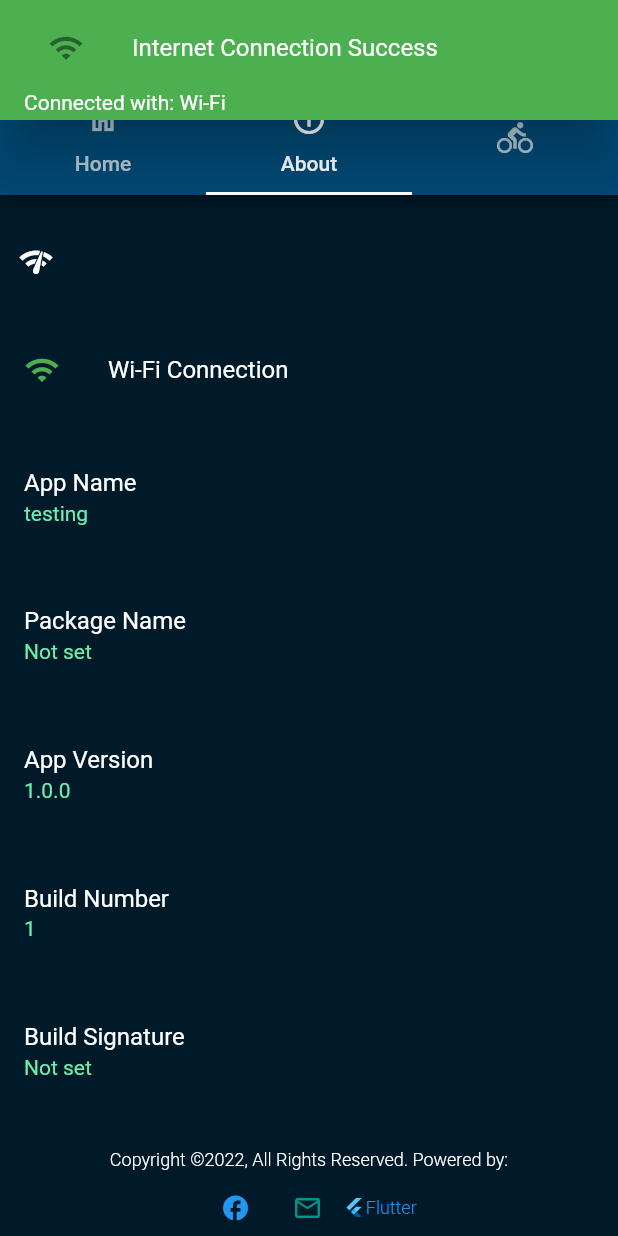
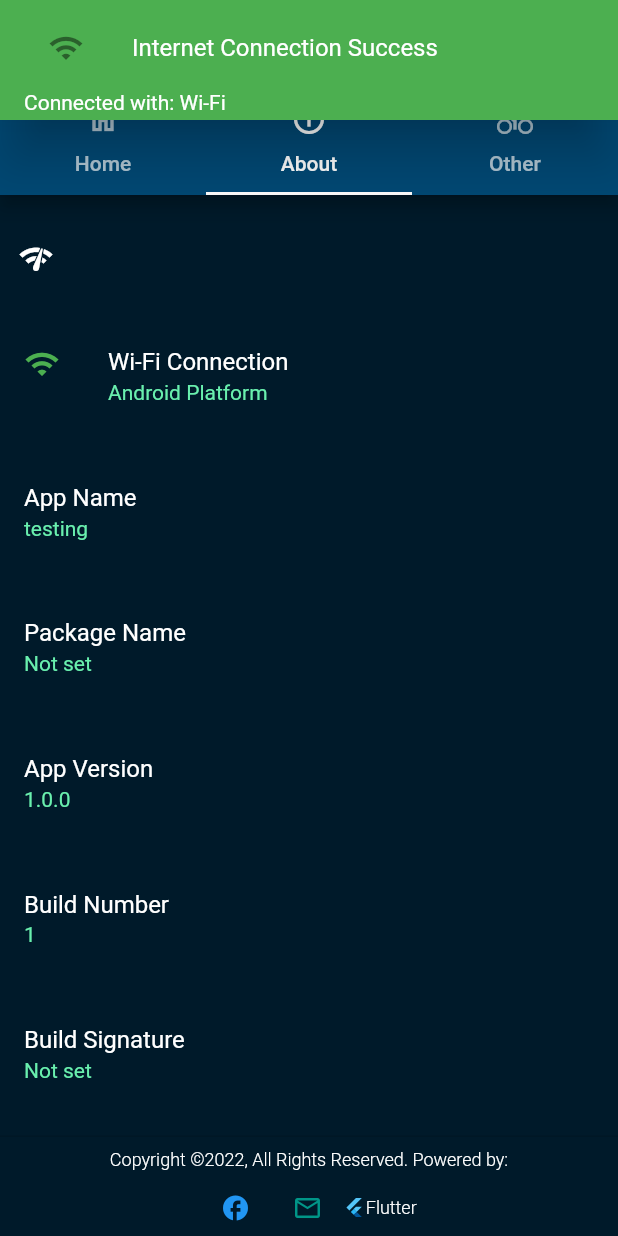
Before and after one commit to Hadjimamas/Testing_Project, a Flutter app: the screen it shows after launch, tab 2 chosen, after a tap on the "network check" icon, on a phone screen of 412 x 824 dp. Run offline on Flutter 3.47's test engine with Material 2 defaults, Android fonts, the phone set to English and light mode, and no system bars; drawn by our look-alikes of overlay_support; our stand-ins replace connectivity_plus, google_fonts, package_info_plus; missing offline and left inert: draggable_scrollbar.

Commit message:
Practice Project

```diff
--- a/lib/home_page.dart
+++ b/lib/home_page.dart
@@ -143,10 +143,17 @@ class MyHomePageState extends State<MyHomePage> {
             tabs: [
               Tab(icon: Icon(Icons.home_outlined), text: 'Home'),
               Tab(icon: Icon(Icons.info_outline), text: 'About'),
-              Tab(icon: Icon(Icons.directions_bike)),
+              Tab(icon: Icon(Icons.directions_bike), text: 'Other'),
             ],
           ),
-          title: Text(
+          title: Row(
+            mainAxisAlignment: MainAxisAlignment.center,
+            children: [
+              Image.asset(
+                'event_icons/sub.png',
+                height: 40,
+              ),
+              Text(
                 'Example Project',
                 style: GoogleFonts.dancingScript(
                   textStyle: const TextStyle(
@@ -155,6 +162,8 @@ class MyHomePageState extends State<MyHomePage> {
                     fontSize: 30,
                   ),
                 ),
+              ),
+            ],
           ),
           actions: <Widget>[
             IconButton(
--- a/lib/main.dart
+++ b/lib/main.dart
@@ -17,8 +17,8 @@ class MyApp extends StatelessWidget {
         theme: ThemeData(
           primaryColor: Colors.white,
           inputDecorationTheme: const InputDecorationTheme(
-            hintStyle: TextStyle(color: Colors.white),
-            labelStyle: TextStyle(color: Colors.white),
+            hintStyle: TextStyle(color: Colors.black),
+            labelStyle: TextStyle(color: Colors.black),
             border: OutlineInputBorder(
               borderRadius: BorderRadius.all(Radius.circular(25.0)),
             ),
--- a/lib/package_info.dart
+++ b/lib/package_info.dart
@@ -132,7 +132,7 @@ class ProjectInfoState extends State<ProjectInfo> {
                   color: Colors.teal, size: 20.0),
             ),
             const FlutterLogo(
-              textColor: Colors.blue,
+              textColor: Colors.white,
               style: FlutterLogoStyle.horizontal,
               size: 50,
             ),
@@ -159,8 +159,12 @@ class ProjectInfoState extends State<ProjectInfo> {
           ),
           //Text('$platformType Platform'),
           ListTile(
-            leading: Tooltip(message: 'Connection Status', child: networkIcon),
-            title: Tooltip(message: 'Connection Type', child: Text(msg)),
+            onTap: () {
+              checkNetworkConnection();
+            },
+            leading: networkIcon,
+            title: Text(msg),
+            subtitle: Text('$platformType Platform'),
           ),
           infoTile('App Name', packageInfo.appName),
           infoTile('Package Name', packageInfo.packageName),
--- a/lib/widget.dart
+++ b/lib/widget.dart
@@ -13,8 +13,18 @@ Widget search(
       onChanged: onChanged,
       controller: editingController,
       decoration: const InputDecoration(
+        enabledBorder: OutlineInputBorder(
+          //This is the color of the TextField before you click it to search
+          borderSide: BorderSide(width: 3, color: Colors.white),
+        ),
+        focusedBorder: OutlineInputBorder(
+          //Color of the TextField when you search
+          borderSide: BorderSide(width: 3, color: Colors.white),
+        ),
+        hintStyle: TextStyle(color: Colors.white),
+        labelStyle: TextStyle(color: Colors.white),
         labelText: 'Search',
-        hintText: 'Search Name',
+        hintText: 'Search by Name',
         prefixIcon: Icon(
           Icons.search,
           color: Colors.white,
@@ -84,7 +94,7 @@ Future<void> modalBottomSheet(BuildContext context) {
 Future checkNetworkConnection() async {
   ConnectivityResult result = ConnectivityResult.none;
   result = await Connectivity().checkConnectivity();
-  Icon connectivityIcon = const Icon(Icons.signal_wifi_off);
+  Icon connectivityIcon = const Icon(Icons.wifi_off);
   Color color = Colors.red;
   String connectionType = 'No Connection';
   String connectionMsg = 'No Internet Connection';
```
Lines whose indentation alone changed are shown as unchanged.
